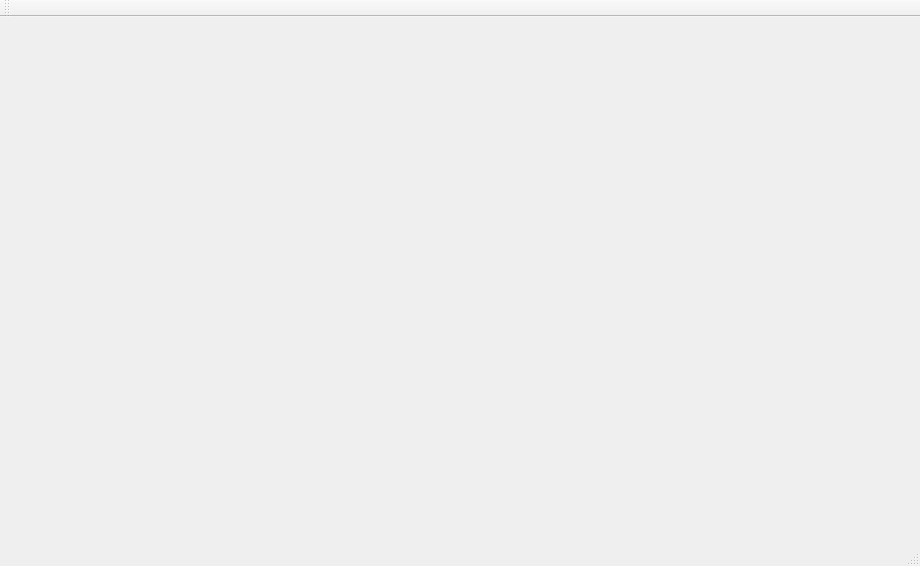
This is AutoMagik/AutoMagik.ui in AlexOfRivia/AutoMagik as Qt 5 draws it before an edit. The edited form follows.
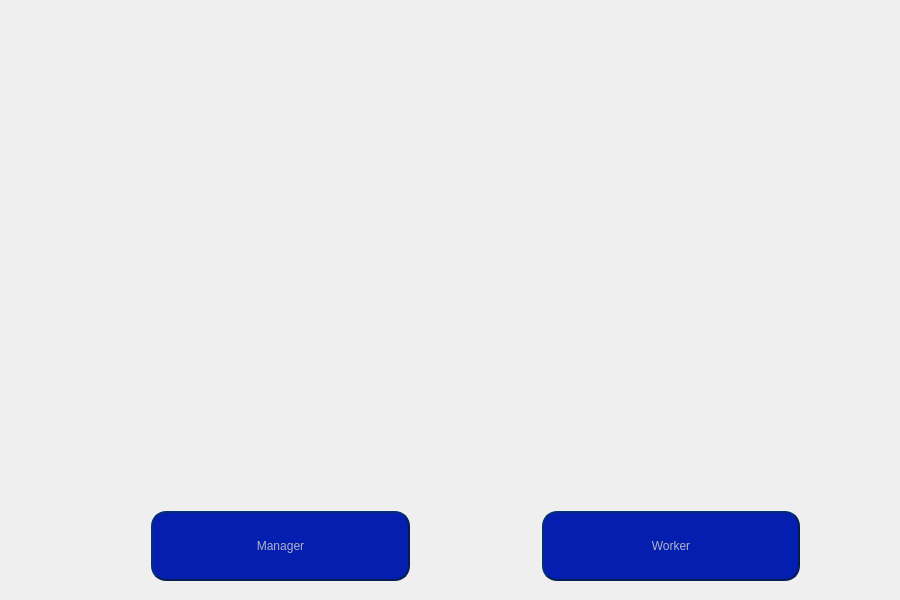
This is the edited form.

Diff of the .ui file:
```diff
--- a/AutoMagik/AutoMagik.ui
+++ b/AutoMagik/AutoMagik.ui
@@ -6,33 +6,169 @@
    <rect>
     <x>0</x>
     <y>0</y>
-    <width>920</width>
-    <height>566</height>
+    <width>900</width>
+    <height>600</height>
    </rect>
   </property>
   <property name="windowTitle">
    <string>AutoMagik</string>
   </property>
-  <widget class="QWidget" name="centralWidget"/>
-  <widget class="QMenuBar" name="menuBar">
-   <property name="geometry">
-    <rect>
-     <x>0</x>
-     <y>0</y>
-     <width>920</width>
-     <height>21</height>
-    </rect>
-   </property>
+  <widget class="QWidget" name="centralWidget">
+   <widget class="QWidget" name="layoutWidget">
+    <property name="geometry">
+     <rect>
+      <x>100</x>
+      <y>500</y>
+      <width>751</width>
+      <height>81</height>
+     </rect>
+    </property>
+    <layout class="QHBoxLayout" name="horizontalLayout_3" stretch="0,10,0,0,0,10,0">
+     <property name="spacing">
+      <number>12</number>
+     </property>
+     <property name="sizeConstraint">
+      <enum>QLayout::SizeConstraint::SetDefaultConstraint</enum>
+     </property>
+     <property name="bottomMargin">
+      <number>0</number>
+     </property>
+     <item>
+      <spacer name="horizontalSpacer_7">
+       <property name="orientation">
+        <enum>Qt::Orientation::Horizontal</enum>
+       </property>
+       <property name="sizeHint" stdset="0">
+        <size>
+         <width>40</width>
+         <height>40</height>
+        </size>
+       </property>
+      </spacer>
+     </item>
+     <item>
+      <widget class="QPushButton" name="pushButton_5">
+       <property name="sizePolicy">
+        <sizepolicy hsizetype="Ignored" vsizetype="Ignored">
+         <horstretch>0</horstretch>
+         <verstretch>0</verstretch>
+        </sizepolicy>
+       </property>
+       <property name="styleSheet">
+        <string notr="true">QPushButton{
+    font: 700 10pt &quot;Cambria Math&quot;;
+    color: rgba(200,200,200,225);
+    background-color: rgba(4,30,176,255);
+    border-radius: 15px;
+    border-style: outset;
+    border-width: 2px;
+    border-color: rgba(4,30,80,255);
+}
+QPushButton:Hover
+{
+    background-color: rgba(4,30,146,255);
+    border: inset;
+}
+QPushButton:Pressed
+{
+    background-color: rgba(4,30,120,255);
+    border: inset;
+}</string>
+       </property>
+       <property name="text">
+        <string>Manager</string>
+       </property>
+      </widget>
+     </item>
+     <item>
+      <spacer name="horizontalSpacer">
+       <property name="orientation">
+        <enum>Qt::Orientation::Horizontal</enum>
+       </property>
+       <property name="sizeHint" stdset="0">
+        <size>
+         <width>40</width>
+         <height>20</height>
+        </size>
+       </property>
+      </spacer>
+     </item>
+     <item>
+      <spacer name="horizontalSpacer_2">
+       <property name="orientation">
+        <enum>Qt::Orientation::Horizontal</enum>
+       </property>
+       <property name="sizeHint" stdset="0">
+        <size>
+         <width>40</width>
+         <height>20</height>
+        </size>
+       </property>
+      </spacer>
+     </item>
+     <item>
+      <spacer name="horizontalSpacer_8">
+       <property name="orientation">
+        <enum>Qt::Orientation::Horizontal</enum>
+       </property>
+       <property name="sizeHint" stdset="0">
+        <size>
+         <width>40</width>
+         <height>20</height>
+        </size>
+       </property>
+      </spacer>
+     </item>
+     <item>
+      <widget class="QPushButton" name="pushButton_6">
+       <property name="sizePolicy">
+        <sizepolicy hsizetype="Ignored" vsizetype="Ignored">
+         <horstretch>0</horstretch>
+         <verstretch>0</verstretch>
+        </sizepolicy>
+       </property>
+       <property name="styleSheet">
+        <string notr="true">QPushButton{
+    font: 700 10pt &quot;Cambria Math&quot;;
+    color: rgba(200,200,200,225);
+    background-color: rgba(4,30,176,255);
+    border-radius: 15px;
+    border-style: outset;
+    border-width: 2px;
+    border-color: rgba(4,30,80,255);
+}
+QPushButton:Hover
+{
+    background-color: rgba(4,30,146,255);
+    border: inset;
+}
+QPushButton:Pressed
+{
+    background-color: rgba(4,30,120,255);
+    border: inset;
+}</string>
+       </property>
+       <property name="text">
+        <string>Worker</string>
+       </property>
+      </widget>
+     </item>
+     <item>
+      <spacer name="horizontalSpacer_9">
+       <property name="orientation">
+        <enum>Qt::Orientation::Horizontal</enum>
+       </property>
+       <property name="sizeHint" stdset="0">
+        <size>
+         <width>40</width>
+         <height>20</height>
+        </size>
+       </property>
+      </spacer>
+     </item>
+    </layout>
+   </widget>
   </widget>
-  <widget class="QToolBar" name="mainToolBar">
-   <attribute name="toolBarArea">
-    <enum>TopToolBarArea</enum>
-   </attribute>
-   <attribute name="toolBarBreak">
-    <bool>false</bool>
-   </attribute>
-  </widget>
-  <widget class="QStatusBar" name="statusBar"/>
  </widget>
  <layoutdefault spacing="6" margin="11"/>
  <resources>
```
